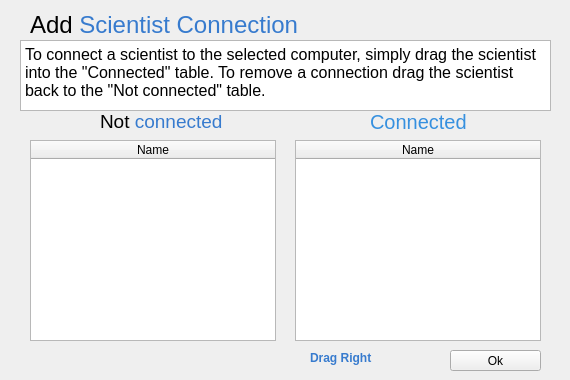
This is ui/scientistconnectdialog.ui in VLN-H7/Skil3 as Qt 5 draws it before an edit. The edited form follows.
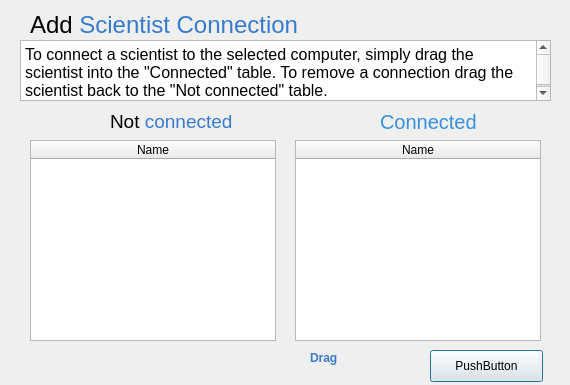
This is the edited form. Icons and pictures are not drawn. Custom widgets are drawn as their Qt base class.

Patch:
```diff
--- a/ui/scientistconnectdialog.ui
+++ b/ui/scientistconnectdialog.ui
@@ -7,7 +7,7 @@
     <x>0</x>
     <y>0</y>
     <width>570</width>
-    <height>380</height>
+    <height>385</height>
    </rect>
   </property>
   <property name="minimumSize">
@@ -129,7 +129,7 @@
      <x>20</x>
      <y>40</y>
      <width>531</width>
-     <height>71</height>
+     <height>61</height>
     </rect>
    </property>
    <property name="html">
@@ -143,7 +143,7 @@
   <widget class="QLabel" name="label_addComputerTitle_2">
    <property name="geometry">
     <rect>
-     <x>100</x>
+     <x>110</x>
      <y>110</y>
      <width>141</width>
      <height>22</height>
@@ -156,7 +156,7 @@
   <widget class="QLabel" name="label_addComputerTitle_3">
    <property name="geometry">
     <rect>
-     <x>370</x>
+     <x>380</x>
      <y>110</y>
      <width>141</width>
      <height>22</height>
@@ -166,22 +166,6 @@
     <string>&lt;html&gt;&lt;head/&gt;&lt;body&gt;&lt;p&gt;&lt;span style=&quot; font-size:15pt; color:#3690df;&quot;&gt;Connected&lt;/span&gt;&lt;/p&gt;&lt;/body&gt;&lt;/html&gt;</string>
    </property>
   </widget>
-  <widget class="QPushButton" name="pushButton_Ok">
-   <property name="geometry">
-    <rect>
-     <x>450</x>
-     <y>350</y>
-     <width>91</width>
-     <height>21</height>
-    </rect>
-   </property>
-   <property name="text">
-    <string>Ok</string>
-   </property>
-   <property name="autoDefault">
-    <bool>false</bool>
-   </property>
-  </widget>
   <widget class="QLabel" name="label_3">
    <property name="geometry">
     <rect>
@@ -192,7 +176,7 @@
     </rect>
    </property>
    <property name="text">
-    <string>&lt;html&gt;&lt;head/&gt;&lt;body&gt;&lt;p&gt;&lt;span style=&quot; font-weight:600; color:#377bce;&quot;&gt;Drag Right&lt;/span&gt;&lt;/p&gt;&lt;/body&gt;&lt;/html&gt;</string>
+    <string>&lt;html&gt;&lt;head/&gt;&lt;body&gt;&lt;p&gt;&lt;span style=&quot; font-weight:600; color:#377bce;&quot;&gt;Drag&lt;/span&gt;&lt;/p&gt;&lt;/body&gt;&lt;/html&gt;</string>
    </property>
   </widget>
   <widget class="QLabel" name="label_2">
@@ -214,6 +198,19 @@
     <bool>true</bool>
    </property>
   </widget>
+  <widget class="QPushButton" name="pushButton">
+   <property name="geometry">
+    <rect>
+     <x>430</x>
+     <y>350</y>
+     <width>113</width>
+     <height>32</height>
+    </rect>
+   </property>
+   <property name="text">
+    <string>PushButton</string>
+   </property>
+  </widget>
  </widget>
  <customwidgets>
   <customwidget>
```
